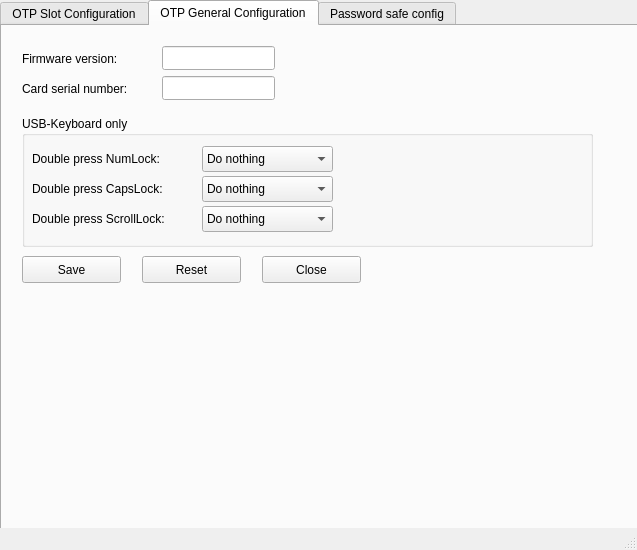
Qt form mainwindow.ui (Nitrokey/nitrokey-app) before a commit.
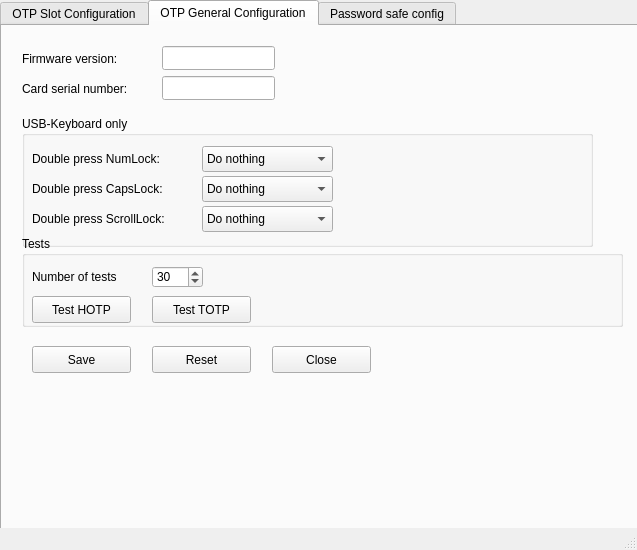
The same form after that commit. The open tabs and pages were chosen to show the change. Icons and pictures are not drawn.

Commit message: OTP Test Scripts #80

Patch:
```diff
--- a/mainwindow.ui
+++ b/mainwindow.ui
@@ -702,8 +702,8 @@
      <widget class="QPushButton" name="writeGeneralConfigButton">
       <property name="geometry">
        <rect>
-        <x>20</x>
-        <y>230</y>
+        <x>30</x>
+        <y>320</y>
         <width>99</width>
         <height>27</height>
        </rect>
@@ -715,8 +715,8 @@
      <widget class="QPushButton" name="resetGeneralConfigButton">
       <property name="geometry">
        <rect>
-        <x>140</x>
-        <y>230</y>
+        <x>150</x>
+        <y>320</y>
         <width>99</width>
         <height>27</height>
        </rect>
@@ -728,8 +728,8 @@
      <widget class="QPushButton" name="generalCancelButton">
       <property name="geometry">
        <rect>
-        <x>260</x>
-        <y>230</y>
+        <x>270</x>
+        <y>320</y>
         <width>99</width>
         <height>27</height>
        </rect>
@@ -865,6 +865,77 @@
        </property>
       </widget>
      </widget>
+     <widget class="QGroupBox" name="testsGroupBox">
+      <property name="geometry">
+       <rect>
+        <x>20</x>
+        <y>210</y>
+        <width>601</width>
+        <height>91</height>
+       </rect>
+      </property>
+      <property name="title">
+       <string>Tests</string>
+      </property>
+      <widget class="QPushButton" name="testHOTPButton">
+       <property name="geometry">
+        <rect>
+         <x>10</x>
+         <y>60</y>
+         <width>99</width>
+         <height>27</height>
+        </rect>
+       </property>
+       <property name="text">
+        <string>Test HOTP</string>
+       </property>
+      </widget>
+      <widget class="QPushButton" name="testTOTPButton">
+       <property name="geometry">
+        <rect>
+         <x>130</x>
+         <y>60</y>
+         <width>99</width>
+         <height>27</height>
+        </rect>
+       </property>
+       <property name="text">
+        <string>Test TOTP</string>
+       </property>
+      </widget>
+      <widget class="QSpinBox" name="testsSpinBox">
+       <property name="geometry">
+        <rect>
+         <x>130</x>
+         <y>30</y>
+         <width>51</width>
+         <height>22</height>
+        </rect>
+       </property>
+       <property name="minimum">
+        <number>1</number>
+       </property>
+       <property name="maximum">
+        <number>65536</number>
+       </property>
+       <property name="value">
+        <number>30</number>
+       </property>
+      </widget>
+      <widget class="QLabel" name="testsLabel">
+       <property name="geometry">
+        <rect>
+         <x>10</x>
+         <y>30</y>
+         <width>111</width>
+         <height>21</height>
+        </rect>
+       </property>
+       <property name="text">
+        <string>Number of tests</string>
+       </property>
+      </widget>
+     </widget>
     </widget>
     <widget class="QWidget" name="tab_3">
      <attribute name="title">
```
Left out of the diff: 2 changed lines with no effect on the pictures. The commit also changes 4 other files.
